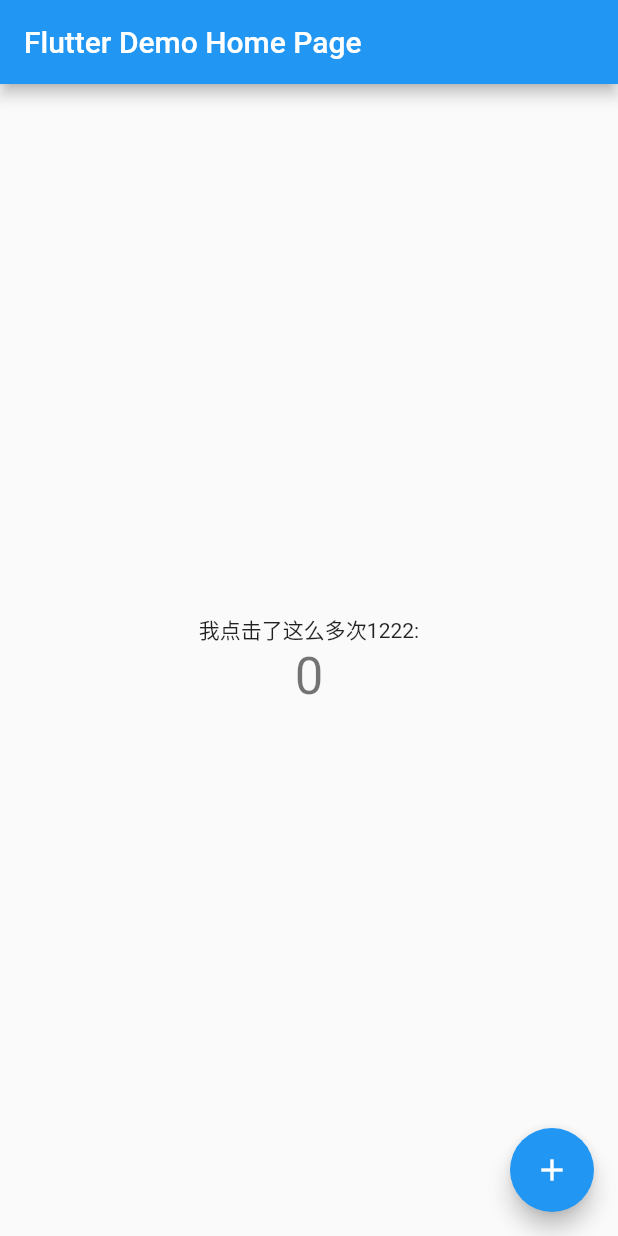
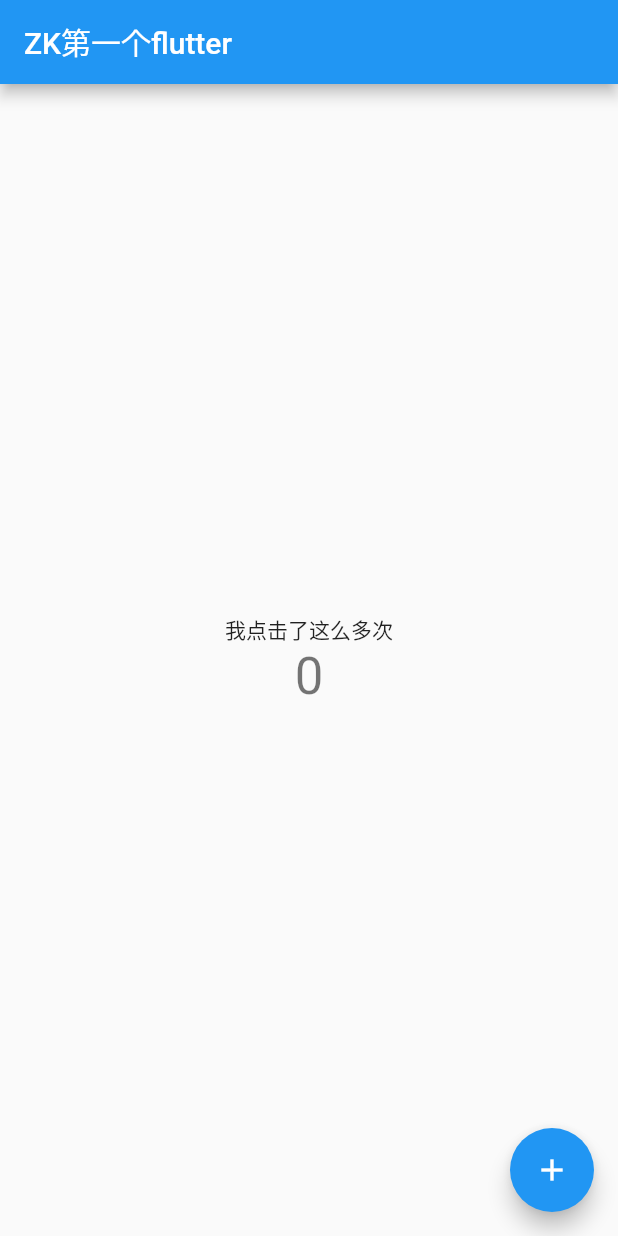
Before and after one commit to A-Kui/flutter_demo, a Flutter app: the screen it shows after launch, on a phone screen of 412 x 824 dp. Run offline on Flutter 3.47's test engine with Material 2 defaults, Android fonts, the phone set to English and light mode, and no system bars.

```diff
--- a/lib/main.dart
+++ b/lib/main.dart
@@ -26,7 +26,7 @@ class MyApp extends StatelessWidget {
         // is not restarted.
         primarySwatch: Colors.blue,
       ),
-      home: const MyHomePage(title: 'Flutter Demo Home Page'),
+      home: const MyHomePage(title: 'ZK第一个flutter'),
     );
   }
 }
@@ -98,7 +98,7 @@ class _MyHomePageState extends State<MyHomePage> {
           mainAxisAlignment: MainAxisAlignment.center,
           children: <Widget>[
             const Text(
-              '我点击了这么多次1222:',
+              '我点击了这么多次',
             ),
             Text(
               '$_counter',
```
Also changed, not shown: 1 other file.
